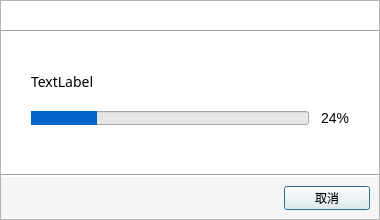
First picture: the form in base/progressdialog.ui, repository DandiacalMonkey/ltp, before the edit.
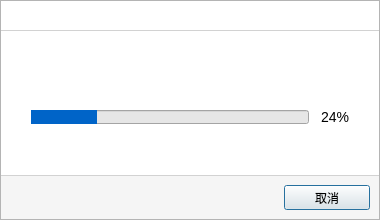
Second picture: the form after the edit. Custom widgets are drawn as their Qt base class.

Patch:
```diff
--- a/base/progressdialog.ui
+++ b/base/progressdialog.ui
@@ -13,9 +13,6 @@
   <property name="windowTitle">
    <string>Dialog</string>
   </property>
-  <property name="styleSheet">
-   <string notr="true"/>
-  </property>
   <layout class="QHBoxLayout" name="horizontalLayout">
    <property name="spacing">
     <number>0</number>
@@ -41,8 +38,20 @@
       </item>
       <item>
        <widget class="Line" name="line_3">
+        <property name="minimumSize">
+         <size>
+          <width>0</width>
+          <height>1</height>
+         </size>
+        </property>
+        <property name="maximumSize">
+         <size>
+          <width>16777215</width>
+          <height>1</height>
+         </size>
+        </property>
         <property name="styleSheet">
-         <string notr="true">border-bottom: 1px solid #D2D2D2;</string>
+         <string notr="true">QFrame{border:none;background:#D2D2D2;}</string>
         </property>
         <property name="orientation">
          <enum>Qt::Horizontal</enum>
@@ -86,7 +95,7 @@
             <string notr="true">font:14px SIMHEI;</string>
            </property>
            <property name="text">
-            <string>TextLabel</string>
+            <string/>
            </property>
           </widget>
          </item>
@@ -131,8 +140,20 @@
       </item>
       <item>
        <widget class="Line" name="line_2">
+        <property name="minimumSize">
+         <size>
+          <width>0</width>
+          <height>1</height>
+         </size>
+        </property>
+        <property name="maximumSize">
+         <size>
+          <width>16777215</width>
+          <height>1</height>
+         </size>
+        </property>
         <property name="styleSheet">
-         <string notr="true">border-bottom: 1px solid #D2D2D2;</string>
+         <string notr="true">QFrame{border:none;background:#D2D2D2;}</string>
         </property>
         <property name="orientation">
          <enum>Qt::Horizontal</enum>
@@ -142,7 +163,7 @@
       <item>
        <widget class="QWidget" name="bottomWidget_" native="true">
         <property name="styleSheet">
-         <string notr="true">background:#F5F5F5;</string>
+         <string notr="true">#bottomWidget_{background:#F5F5F5;}</string>
         </property>
         <layout class="QHBoxLayout" name="horizontalLayout_3">
          <item>
@@ -166,9 +187,6 @@
              <height>24</height>
             </size>
            </property>
-           <property name="styleSheet">
-            <string notr="true"/>
-           </property>
            <property name="text">
             <string>取消</string>
            </property>
```
Left out of the diff: 3 changed lines with no effect on the pictures.
